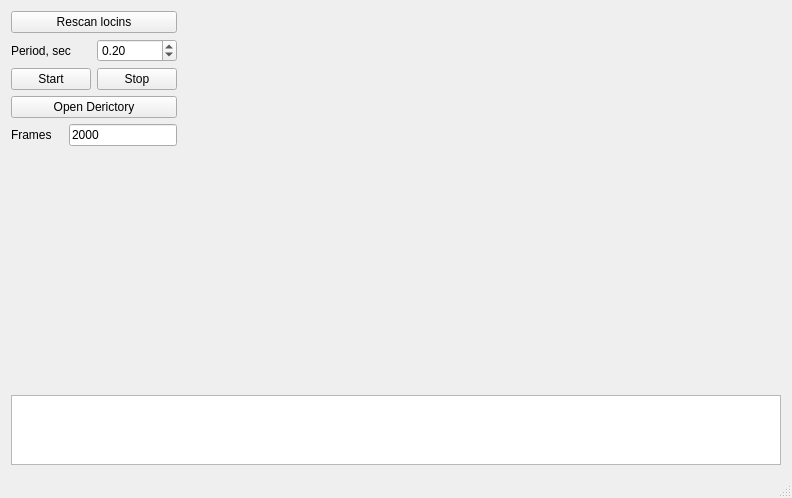
Above: mainwindow.ui from Nikita-Presnov/Qlockin before the change. Below: the same form after it.
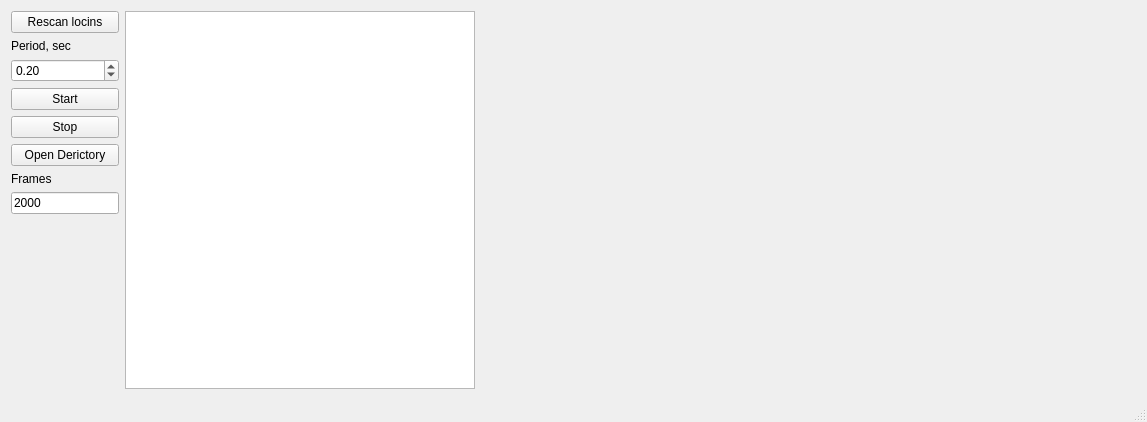
That is the form after the change. Custom widgets are drawn as their Qt base class.

What changed in the file:
```diff
--- a/mainwindow.ui
+++ b/mainwindow.ui
@@ -6,8 +6,8 @@
    <rect>
     <x>0</x>
     <y>0</y>
-    <width>792</width>
-    <height>498</height>
+    <width>1147</width>
+    <height>422</height>
    </rect>
   </property>
   <property name="windowTitle">
@@ -25,9 +25,13 @@
        </widget>
       </item>
       <item>
-       <layout class="QHBoxLayout" name="horizontalLayout_3">
-        <item>
          <widget class="QLabel" name="period_label">
+        <property name="sizePolicy">
+         <sizepolicy hsizetype="Minimum" vsizetype="Preferred">
+          <horstretch>0</horstretch>
+          <verstretch>0</verstretch>
+         </sizepolicy>
+        </property>
           <property name="text">
            <string>Period, sec</string>
           </property>
@@ -43,14 +47,10 @@
           </property>
          </widget>
         </item>
-       </layout>
-      </item>
-      <item>
-       <layout class="QHBoxLayout" name="horizontalLayout">
         <item>
          <widget class="QPushButton" name="start_botton">
           <property name="sizePolicy">
-           <sizepolicy hsizetype="Fixed" vsizetype="Fixed">
+         <sizepolicy hsizetype="Minimum" vsizetype="Fixed">
             <horstretch>0</horstretch>
             <verstretch>0</verstretch>
            </sizepolicy>
@@ -63,7 +63,7 @@
         <item>
          <widget class="QPushButton" name="stop_botton">
           <property name="sizePolicy">
-           <sizepolicy hsizetype="Fixed" vsizetype="Fixed">
+         <sizepolicy hsizetype="Minimum" vsizetype="Fixed">
             <horstretch>0</horstretch>
             <verstretch>0</verstretch>
            </sizepolicy>
@@ -73,8 +73,6 @@
           </property>
          </widget>
         </item>
-       </layout>
-      </item>
       <item>
        <widget class="QPushButton" name="dir_button">
         <property name="text">
@@ -83,9 +81,13 @@
        </widget>
       </item>
       <item>
-       <layout class="QHBoxLayout" name="horizontalLayout_2">
-        <item>
          <widget class="QLabel" name="label">
+        <property name="sizePolicy">
+         <sizepolicy hsizetype="Minimum" vsizetype="Preferred">
+          <horstretch>0</horstretch>
+          <verstretch>0</verstretch>
+         </sizepolicy>
+        </property>
           <property name="text">
            <string>Frames</string>
           </property>
@@ -104,16 +106,11 @@
           </property>
          </widget>
         </item>
-       </layout>
-      </item>
       <item>
        <spacer name="verticalSpacer">
         <property name="orientation">
          <enum>Qt::Vertical</enum>
         </property>
-        <property name="sizeType">
-         <enum>QSizePolicy::Expanding</enum>
-        </property>
         <property name="sizeHint" stdset="0">
          <size>
           <width>20</width>
@@ -124,7 +121,7 @@
       </item>
      </layout>
     </item>
-    <item row="0" column="1">
+    <item row="0" column="2">
      <layout class="QVBoxLayout" name="verticalLayout">
       <item>
        <widget class="QwtPlot" name="qwtPlot_pivot_r">
@@ -166,24 +163,24 @@
       </item>
      </layout>
     </item>
-    <item row="1" column="0" colspan="2">
+    <item row="0" column="1">
      <widget class="QTextBrowser" name="textBrowser">
       <property name="sizePolicy">
-       <sizepolicy hsizetype="Expanding" vsizetype="Fixed">
+       <sizepolicy hsizetype="Fixed" vsizetype="Expanding">
         <horstretch>0</horstretch>
         <verstretch>0</verstretch>
        </sizepolicy>
       </property>
       <property name="minimumSize">
        <size>
-        <width>0</width>
-        <height>70</height>
+        <width>350</width>
+        <height>0</height>
        </size>
       </property>
       <property name="maximumSize">
        <size>
-        <width>16777215</width>
-        <height>70</height>
+        <width>350</width>
+        <height>16777215</height>
        </size>
       </property>
       <property name="font">
```
Left out of the diff: 8 changed lines with no effect on the pictures. Lines whose indentation alone changed are shown as unchanged.
